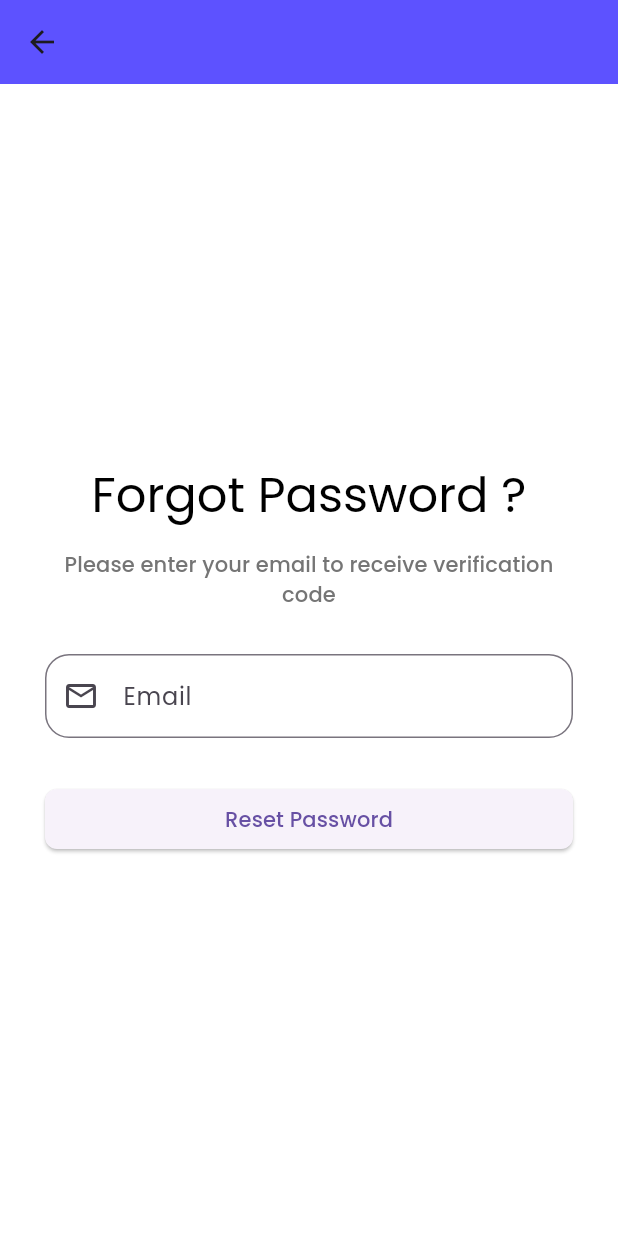
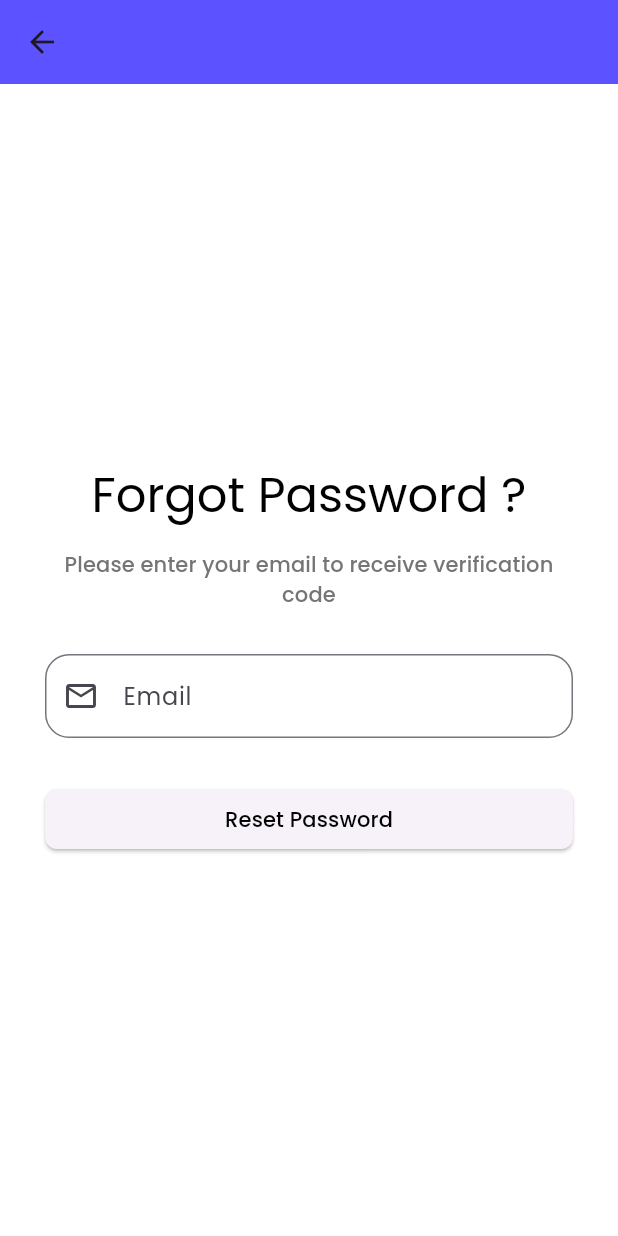
Before and after one commit to SeanAlden/freelancer-app-clone, a Flutter app: the ForgotPasswordPage screen opened directly, on a phone screen of 412 x 824 dp. Run offline on Flutter 3.47's test engine with Material 3 defaults, Android fonts, the light colour scheme and no system bars; our stand-ins replace carousel_slider, dio, dropdown_button2, expandable_text, file_picker, flutter_countdown_timer and 18 more; missing offline and left inert: contentsize_tabbarview, google_maps_flutter_android, google_maps_flutter_platform_interface, map_location_picker, midtrans_sdk, omni_datetime_picker and 2 more; accounts and stored records are empty; network calls fail.

Commit message:
Generate QR & Dark Mode

```diff
--- a/lib/views/Auth/forgot_password.dart
+++ b/lib/views/Auth/forgot_password.dart
@@ -45,10 +45,19 @@ class _ForgotPasswordPageState extends State<ForgotPasswordPage> {
                 Text(
                   'Forgot Password ?',
                   style: Theme.of(context).textTheme.headlineLarge?.copyWith(
-                        color: Colors.black, // Warna teks hitam
+                        color: Theme.of(context).brightness == Brightness.dark
+                            ? Colors.white // Warna teks untuk mode gelap
+                            : Colors.black, // Warna teks untuk mode terang
                       ),
                   textAlign: TextAlign.center, // Teks rata tengah
                 ),
+                // Text(
+                //   'Forgot Password ?',
+                //   style: Theme.of(context).textTheme.headlineLarge?.copyWith(
+                //         color: Colors.black, // Warna teks hitam
+                //       ),
+                //   textAlign: TextAlign.center, // Teks rata tengah
+                // ),
                 const SizedBox(
                   height: 16, // Jarak vertikal antara elemen
                 ),
@@ -135,8 +144,9 @@ class _ForgotPasswordPageState extends State<ForgotPasswordPage> {
                                         .white, // Indikator loading berwarna putih
                                   ),
                                 )
-                              : const Text(
+                              : Text(
                                   "Reset Password", // Teks tombol saat tidak loading
+                                  style: TextStyle(color: Theme.of(context).brightness == Brightness.dark ? Colors.white : Colors.black),
                                 );
                         }),
                       ),
```
Also changed, not shown: lib/views/Auth/reset_password.dart (+5 -2 lines), lib/views/Auth/set_password.dart (+5 -2 lines).
